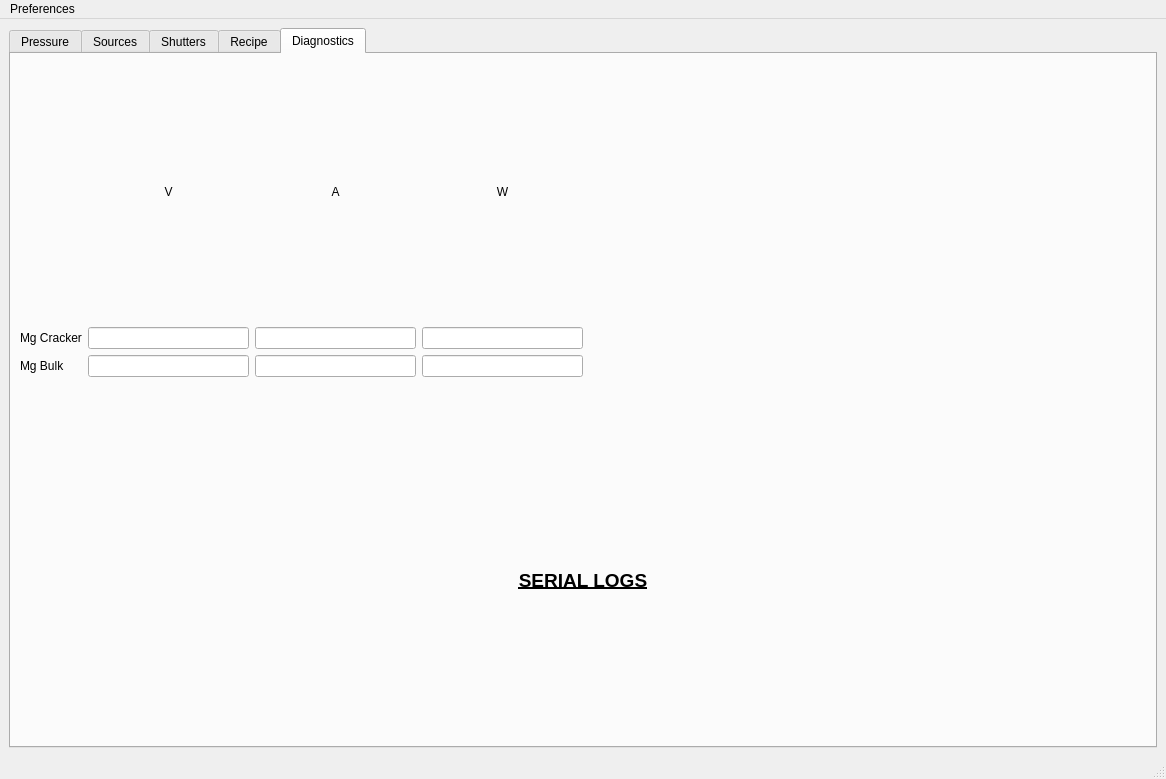
Old version of the form src/gui/main.ui in the repository TheRealJarbean/lattice.
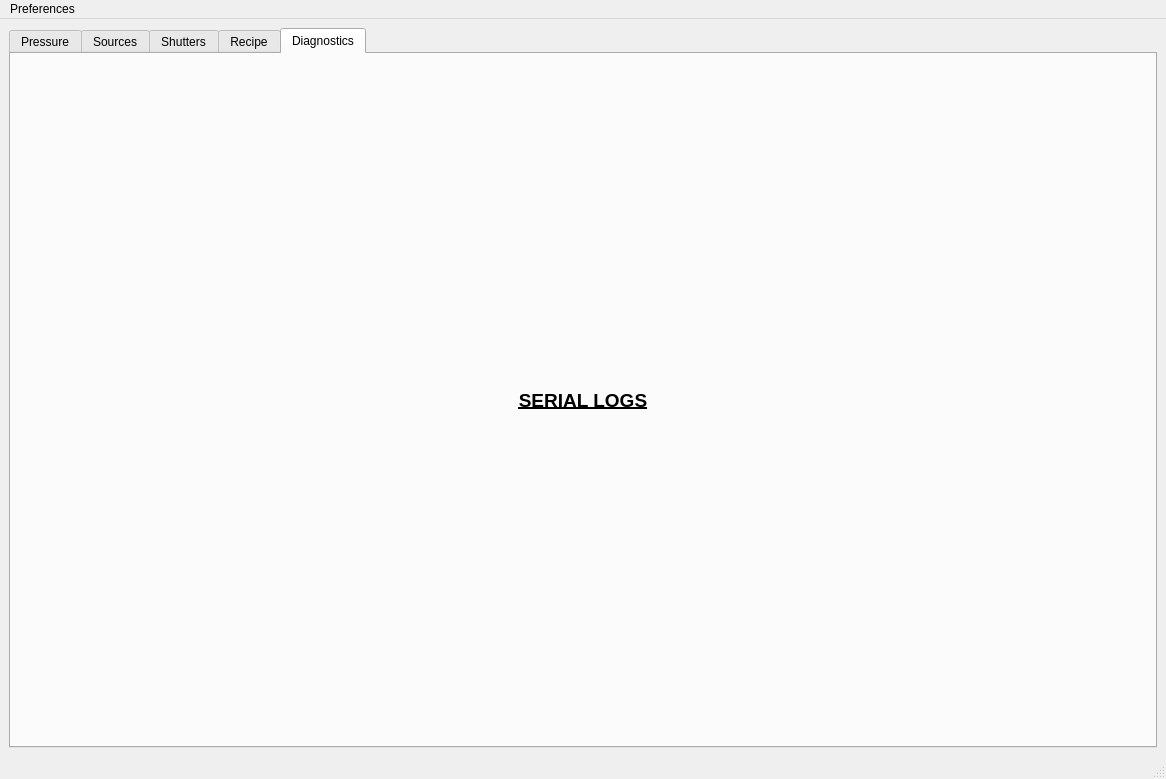
New version of the form. The open tabs and pages were chosen to show the change. Icons and pictures are not drawn. Custom widgets are drawn as their Qt base class.

Commit message: chore: Remove unused power display

Patch:
```diff
--- a/src/gui/main.ui
+++ b/src/gui/main.ui
@@ -2392,132 +2392,14 @@
         <string>Diagnostics</string>
        </attribute>
        <layout class="QVBoxLayout" name="verticalLayout_2">
-        <item>
-         <layout class="QHBoxLayout" name="horizontalLayout_9">
-          <item>
-           <layout class="QGridLayout" name="gridLayout_6">
-            <item row="1" column="2">
-             <widget class="QLineEdit" name="lineEdit_5"/>
-            </item>
-            <item row="0" column="3">
-             <widget class="QLabel" name="label_43">
-              <property name="styleSheet">
-               <string notr="true">font: 700 12pt &quot;Segoe UI&quot;;</string>
-              </property>
-              <property name="text">
-               <string>W</string>
-              </property>
-              <property name="alignment">
-               <set>Qt::AlignmentFlag::AlignCenter</set>
-              </property>
-             </widget>
-            </item>
-            <item row="1" column="0">
-             <widget class="QLabel" name="label_41">
-              <property name="styleSheet">
-               <string notr="true">font: 700 12pt &quot;Segoe UI&quot;;</string>
-              </property>
-              <property name="text">
-               <string>Mg Cracker</string>
-              </property>
-             </widget>
-            </item>
-            <item row="1" column="1">
-             <widget class="QLineEdit" name="lineEdit_4"/>
-            </item>
-            <item row="0" column="2">
-             <widget class="QLabel" name="label_40">
-              <property name="styleSheet">
-               <string notr="true">font: 700 12pt &quot;Segoe UI&quot;;</string>
-              </property>
-              <property name="text">
-               <string>A</string>
-              </property>
-              <property name="alignment">
-               <set>Qt::AlignmentFlag::AlignCenter</set>
-              </property>
-             </widget>
-            </item>
-            <item row="2" column="3">
-             <widget class="QLineEdit" name="lineEdit_9"/>
-            </item>
-            <item row="1" column="3">
-             <widget class="QLineEdit" name="lineEdit_8">
-              <property name="sizePolicy">
-               <sizepolicy hsizetype="Expanding" vsizetype="Fixed">
-                <horstretch>0</horstretch>
-                <verstretch>0</verstretch>
-               </sizepolicy>
-              </property>
-             </widget>
-            </item>
-            <item row="2" column="0">
-             <widget class="QLabel" name="label_42">
-              <property name="styleSheet">
-               <string notr="true">font: 700 12pt &quot;Segoe UI&quot;;</string>
-              </property>
-              <property name="text">
-               <string>Mg Bulk</string>
-              </property>
-             </widget>
-            </item>
-            <item row="2" column="1">
-             <widget class="QLineEdit" name="lineEdit_6"/>
-            </item>
-            <item row="0" column="1">
-             <widget class="QLabel" name="label_39">
-              <property name="styleSheet">
-               <string notr="true">font: 700 12pt &quot;Segoe UI&quot;;</string>
-              </property>
-              <property name="text">
-               <string>V</string>
-              </property>
-              <property name="alignment">
-               <set>Qt::AlignmentFlag::AlignCenter</set>
-              </property>
-             </widget>
-            </item>
-            <item row="2" column="2">
-             <widget class="QLineEdit" name="lineEdit_7"/>
-            </item>
-           </layout>
-          </item>
-          <item>
-           <spacer name="horizontalSpacer_4">
-            <property name="orientation">
-             <enum>Qt::Orientation::Horizontal</enum>
-            </property>
-            <property name="sizeType">
-             <enum>QSizePolicy::Policy::Expanding</enum>
-            </property>
-            <property name="sizeHint" stdset="0">
-             <size>
-              <width>40</width>
-              <height>20</height>
-             </size>
-            </property>
-           </spacer>
-          </item>
-         </layout>
-        </item>
-        <item>
-         <spacer name="verticalSpacer_2">
-          <property name="orientation">
-           <enum>Qt::Orientation::Vertical</enum>
-          </property>
-          <property name="sizeType">
-           <enum>QSizePolicy::Policy::Minimum</enum>
-          </property>
-          <property name="sizeHint" stdset="0">
-           <size>
-            <width>20</width>
-            <height>40</height>
-           </size>
-          </property>
-         </spacer>
-        </item>
         <item>
          <widget class="QLabel" name="label_2">
+          <property name="sizePolicy">
+           <sizepolicy hsizetype="Preferred" vsizetype="Preferred">
+            <horstretch>0</horstretch>
+            <verstretch>0</verstretch>
+           </sizepolicy>
+          </property>
           <property name="font">
            <font>
             <pointsize>14</pointsize>
```
